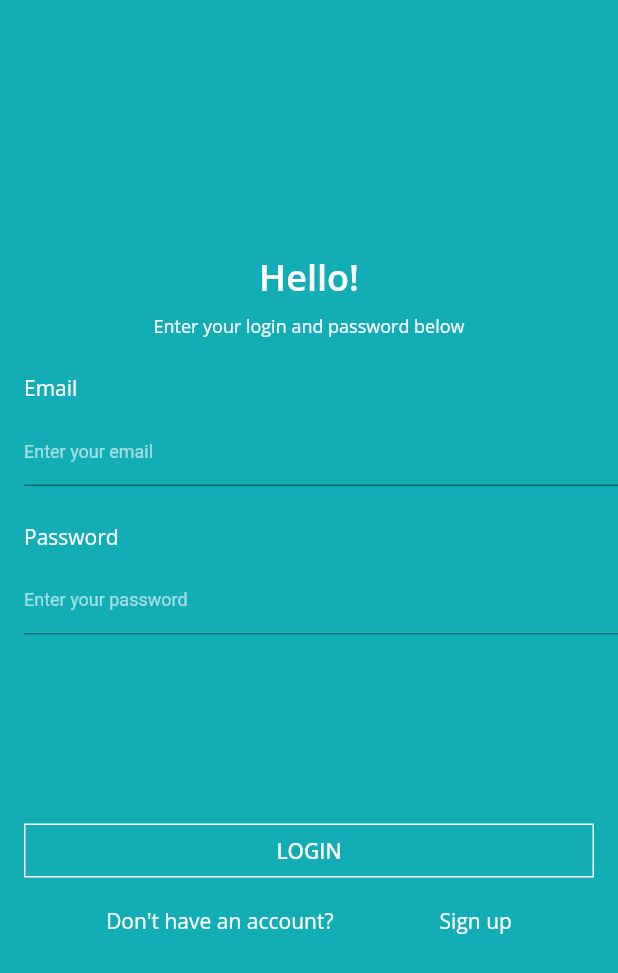
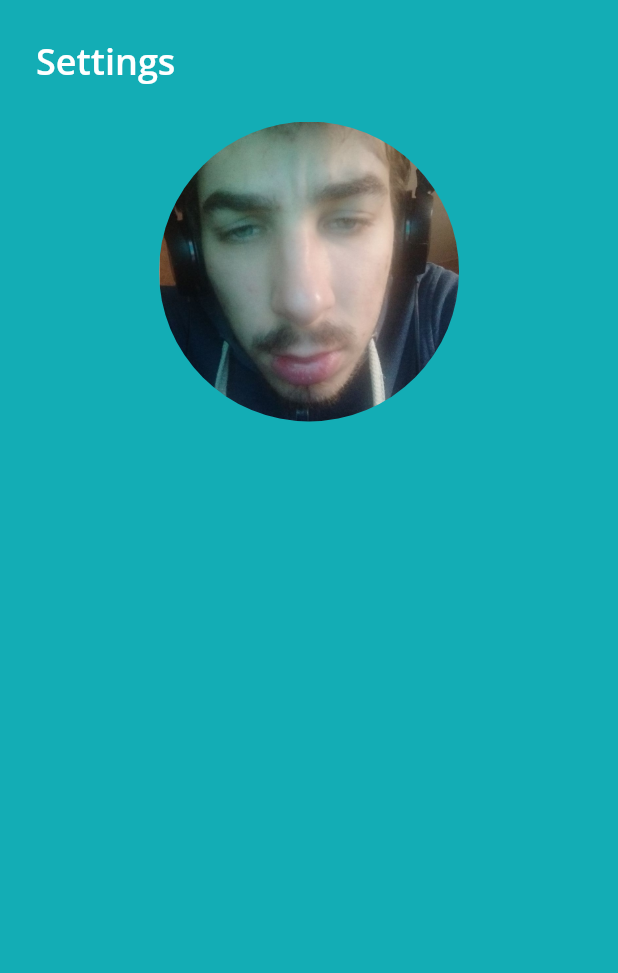
Before and after one commit to EugeneOrlov204/UniversityDesigner, a Flutter app: the screen it shows after launch, after a tap on "LOGIN", on a phone screen of 412 x 824 dp. Shown: the top 973 px of the screen. Run offline on Flutter 3.47's test engine with Material 2 defaults, Android fonts, the phone set to English and light mode, and no system bars; our stand-ins replace flutter_svg, google_fonts.

Commit message:
implemented file my_profile by VladikTheAlligator

```diff
--- a/lib/main.dart
+++ b/lib/main.dart
@@ -5,6 +5,8 @@ import 'package:hackathon_project/sign_in.dart';
 import 'package:hackathon_project/sign_up.dart';
 import 'package:hackathon_project/sign_up_extended.dart';
 
+import 'my_profile.dart';
+///TODO: fix design on big screens
 void main() {
   runApp(MaterialApp(
     // Start the app with the "/" named route. In this case, the app starts
@@ -14,6 +16,7 @@ void main() {
       '/': (context) => const SignIn(),
       '/sign_up': (context) => const SignUp(),
       '/sign_up_extended': (context) => const SignUpExtended(),
+      '/my_profile': (context) => const MyProfile()
     },
     debugShowCheckedModeBanner: false,
   ));
--- a/lib/my_profile.dart
+++ b/lib/my_profile.dart
@@ -0,0 +1,53 @@
+import 'package:flutter/material.dart';
+import 'package:google_fonts/google_fonts.dart';
+
+class MyProfile extends StatefulWidget {
+  const MyProfile({Key? key}) : super(key: key);
+
+  @override
+  State<MyProfile> createState() => _MyProfileState();
+}
+
+class _MyProfileState extends State<MyProfile> {
+  @override
+  Widget build(BuildContext context) {
+    return Scaffold(
+      body: Container(
+        height: double.infinity,
+        width: double.infinity,
+        decoration: const BoxDecoration(
+          color: Color.fromARGB(255, 19, 173, 181),
+        ),
+        child: Column(
+          children: <Widget>[
+            Align(
+              alignment: Alignment.centerLeft,
+              child: Padding(
+                padding: EdgeInsets.all(24.0),
+                child: Text(
+                  'Settings',
+                  style: GoogleFonts.openSans(
+                    color: Colors.white,
+                    fontWeight: FontWeight.w600,
+                    fontSize: 24.0,
+                  ),
+                ),
+              ),
+            ),
+            Container(
+              width: 200,
+              height: 200,
+              decoration:  BoxDecoration(
+                shape: BoxShape.circle,
+                image:  DecorationImage(
+                  image:  AssetImage('assets/images/ha.jpg'),
+                  fit: BoxFit.cover,
+                ),
+              ),
+            ),
+          ],
+        ),
+      ),
+    );
+  }
+}
--- a/lib/sign_in.dart
+++ b/lib/sign_in.dart
@@ -66,7 +66,9 @@ class _SignInState extends State<SignIn> {
               child: SizedBox(
                 width: double.infinity,
                 child: TextButton(
-                  onPressed: () {},
+                  onPressed: () {
+                    Navigator.pushNamed(context, '/my_profile');
+                  },
                   style: TextButton.styleFrom(
                     backgroundColor: Colors.transparent,
                     shape: const RoundedRectangleBorder(
--- a/pubspec.yaml
+++ b/pubspec.yaml
@@ -17,6 +17,8 @@ publish_to: 'none' # Remove this line if you wish to publish to pub.dev
 # https://developer.apple.com/library/archive/documentation/General/Reference/InfoPlistKeyReference/Articles/CoreFoundationKeys.html
 version: 1.0.0+1
 
+
+
 environment:
   sdk: ">=2.12.0 <3.0.0"
 
@@ -33,6 +35,8 @@ dependencies:
   google_fonts: ^2.1.0
 
   flutter_svg: ^0.23.0+1
+
+
 
   # The following adds the Cupertino Icons font to your application.
   # Use with the CupertinoIcons class for iOS style icons.
@@ -60,6 +64,8 @@ flutter:
   # the material Icons class.
   uses-material-design: true
 
+  assets:
+    - assets/images/ha.jpg
   # To add assets to your application, add an assets section, like this:
   # assets:
   #   - images/a_dot_burr.jpeg
```
Also changed, not shown: assets/images/004-stella.jpg (added), assets/images/ha.jpg (added).
